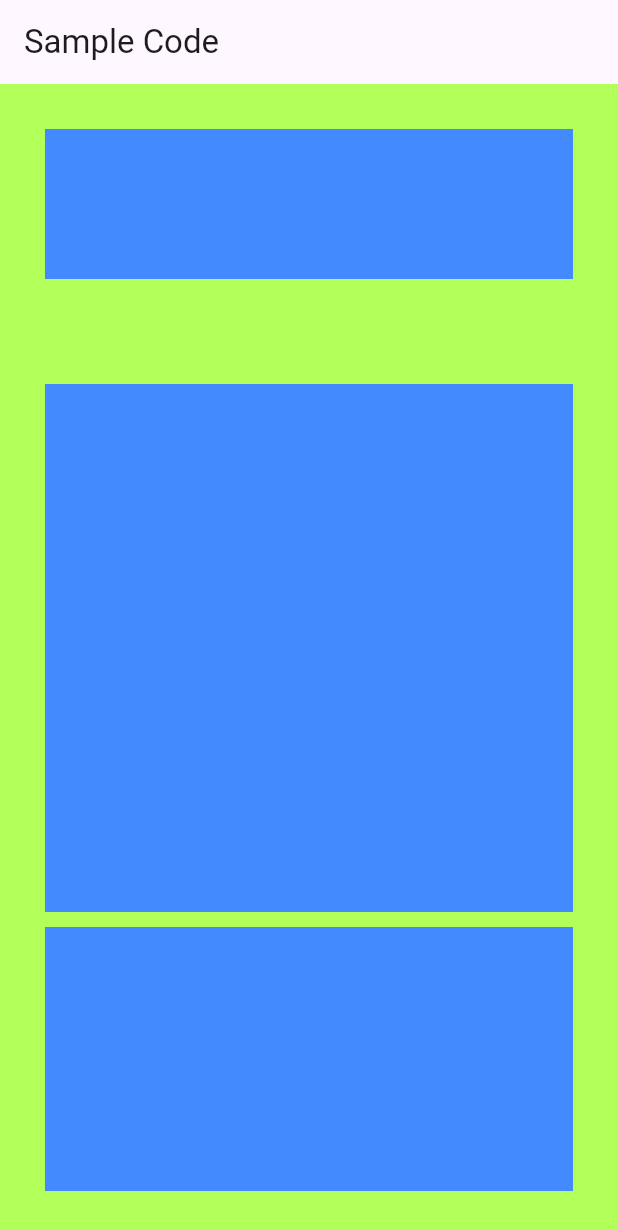
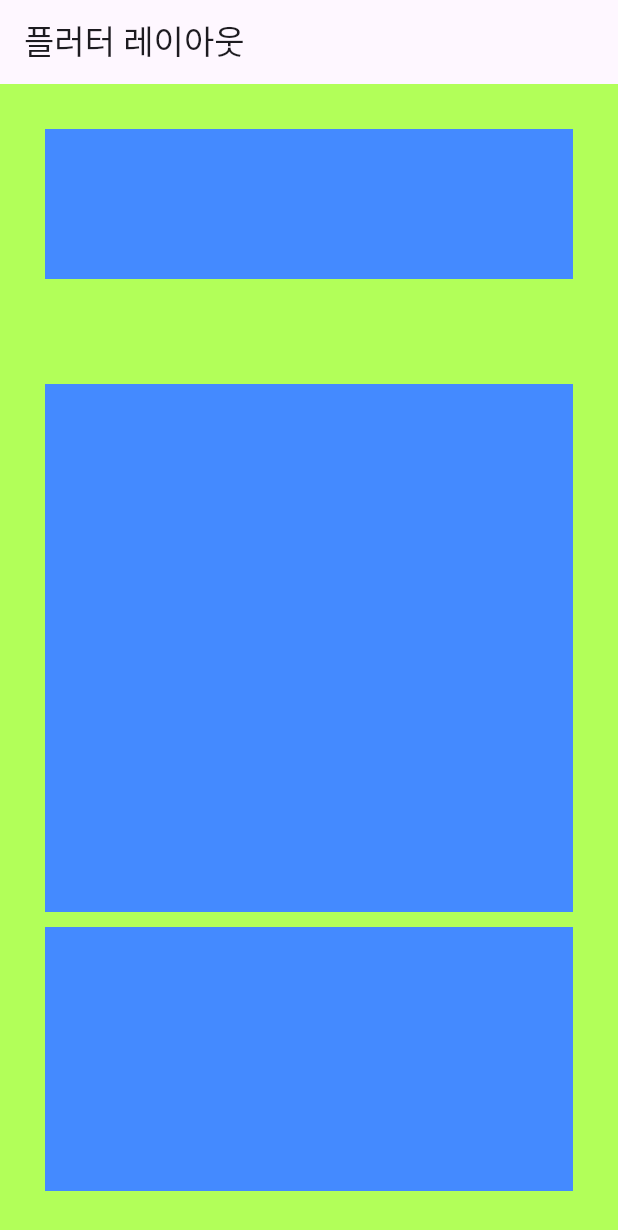
Before and after one commit to dlwogmlzz/Dart_Lee, a Flutter app: the screen it shows after launch, on a phone screen of 412 x 824 dp. Shown: the top 1230 px of the screen. Run offline on Flutter 3.47's test engine with Material 3 defaults, Android fonts, the phone set to English and light mode, and no system bars.

Commit message:
20260727 Flutter Study # Day22 - 화면 타이틀 & 텍스트 수정

```diff
--- a/flutter_01/lib/main.dart
+++ b/flutter_01/lib/main.dart
@@ -12,7 +12,7 @@
   @override
   Widget build(BuildContext context) {
     return MaterialApp(
-      title: 'Flutter Demo',
+      title: 'Flutter Layout',
       theme: ThemeData(
         // This is the theme of your application.
         //
--- a/flutter_01/lib/screen/home_page.dart
+++ b/flutter_01/lib/screen/home_page.dart
@@ -9,7 +9,7 @@
   Widget build(BuildContext context) {
     // return const Placeholder();
     return Scaffold(
-      appBar: AppBar(title: const Text('Sample Code')),
+      appBar: AppBar(title: const Text('플러터 레이아웃')),
       body: Container(
         color: Colors.lightGreenAccent, // child가 있는 경우, 자식 크기에 딱 맞춰서 줄어듦.
         // height: 300,
```
